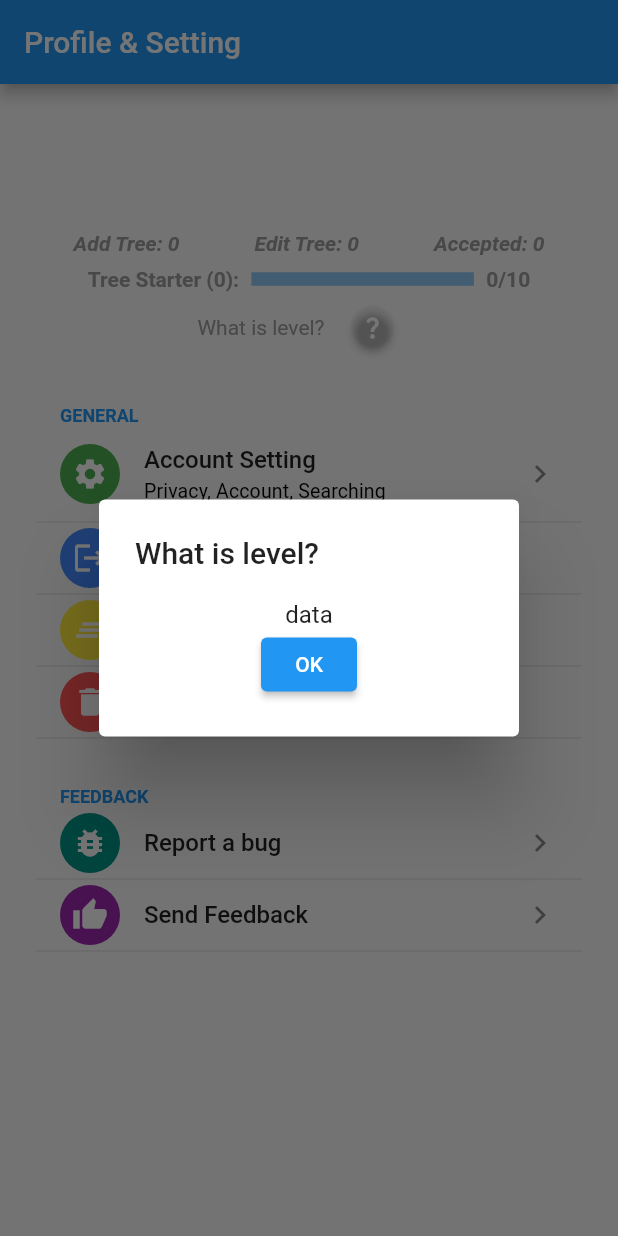
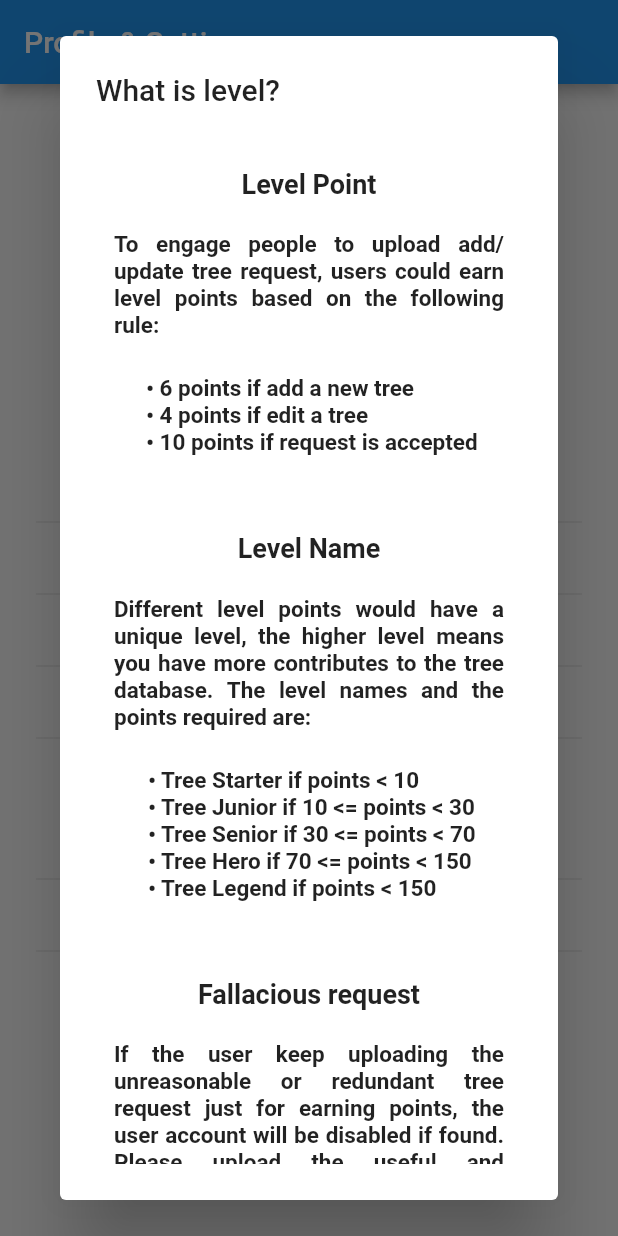
Before and after one commit to billzhao1030/Urban-Forest, a Flutter app: the UserProfile screen opened directly with empty values, after a tap on the "question mark" icon, on a phone screen of 412 x 824 dp. Run offline on Flutter 3.47's test engine with Material 2 defaults, Android fonts, the phone set to English and light mode, and no system bars; drawn by our look-alikes of flutter_settings_screens; our stand-ins replace animated_splash_screen, camera, cloud_firestore, firebase_auth, firebase_core, geocoding and 6 more; accounts and stored records are empty.

Commit message:
level description and fix other bug

```diff
--- a/lib/provider/form_request.dart
+++ b/lib/provider/form_request.dart
@@ -36,7 +36,7 @@ class TreeRequest {
 
   uploadFirebase() async {
     DateFormat dateFormatID = DateFormat("yyyyMMddHHmmss");
-    var addID = dateFormatID.format(DateTime.now()) + "%$requestUID";
+    var requestID = dateFormatID.format(DateTime.now()) + "%$requestUID";
 
     var data = {
       'isAdd': isAdd,
@@ -118,9 +118,9 @@ class TreeRequest {
     };
 
 
-    dbRequests.doc(addID)
+    dbRequests.doc(requestID)
       .set(data)
-      .then((value) => debugState("added!"))
+      .then((value) => debugState("uploaded!"))
       .catchError((error) {
         debugState(error.toString());
       });
--- a/lib/provider/tree.dart
+++ b/lib/provider/tree.dart
@@ -119,6 +119,7 @@ class Tree {
 
       commonName = attributes["SEARCH_DES"].toString().toLowerCase();
       scientificName = attributes["DESCR"].toString();
+      shortScientificName = attributes["SHORT_DESC"];
 
       version = attributes["VERS"];
       ASSNBRI = attributes["ASSNBRI"];
@@ -130,7 +131,7 @@ class Tree {
       length = attributes["LengthDime"].toDouble();
       width = attributes["WidthDimen"].toDouble();
       height = attributes["HeightDime"].toDouble();
-
+      comment = attributes["COMMENT1"];
       shortScientificName = attributes["SHORT_DESC"];
       BARCODE = attributes["BARCODE"];
       ASSET_STAT = attributes["ASSET_STAT"];
--- a/lib/reusable_widgets/reusable_methods.dart
+++ b/lib/reusable_widgets/reusable_methods.dart
@@ -160,14 +160,14 @@ Column privacyPolicy() {
   );
 }
 
-Text normalText(String text) {
+Text normalText(String text, {bool isJust = false}) {
   return Text(
     text,
     style: const TextStyle(
       fontSize: 15,
       fontWeight: FontWeight.w600
     ),
-    //textAlign: TextAlign.justify,
+    textAlign: isJust ? TextAlign.justify : null,
   );
 }
 
@@ -189,7 +189,7 @@ AlertDialog settingAlert(BuildContext context, String title, String content, Fun
     actions: <Widget>[
       TextButton(
         onPressed: () {
-          Navigator.pop(context);
+          Navigator.pop(context, "No");
         },
         child: const Text(
           'No',
@@ -200,7 +200,7 @@ AlertDialog settingAlert(BuildContext context, String title, String content, Fun
       ),
       TextButton(
         onPressed: () async {
-          Navigator.pop(context);
+          Navigator.pop(context, "Yes");
           onTap();
         },
         child: const Text(
--- a/lib/view/account/reset_password.dart
+++ b/lib/view/account/reset_password.dart
@@ -26,6 +26,7 @@ class _ResetPasswordViewState extends State<ResetPasswordView> {
 
   @override
   void dispose() {
+    _emailTextController.dispose();
     super.dispose();
   }
 
--- a/lib/view/main_function/profile/profile_setting.dart
+++ b/lib/view/main_function/profile/profile_setting.dart
@@ -36,17 +36,17 @@ class _UserProfileState extends State<UserProfile> {
   );
 
   @override
+  void dispose() {
+    _bugController.dispose();
+    _feedbackController.dispose();
+    super.dispose();
+  }
+
+  @override
   void initState() {
     super.initState();
 
-    debugState("access level: $globalLevel");
-
-    setState(() {
-      email = user.email!;
-    });
-
-    debugState(email);
-
+    debugState("Profile section");
     widget.user.profileToDebug();
   }
 
@@ -138,21 +138,61 @@ class _UserProfileState extends State<UserProfile> {
                 scale: 0.75,
                 child: ElevatedButton(
                   onPressed: () {
-                    debugState("what is level?");
-                    //TODO: implement hint
                     showDialog(
                       context: context,
                       builder: (BuildContext context) {
-                        return SizedBox(
-                          height: MediaQuery.of(context).size.height * 0.5,
-                          child: AlertDialog(
-                            title: const Text("What is level?"),
-                            content: SingleChildScrollView(
+                        return AlertDialog(
+                          title: const Text("What is level?"),
+                          content: SingleChildScrollView(
+                            child: Padding(
+                              padding: const EdgeInsets.fromLTRB(12, 0, 12, 0),
                               child: Column(
                                 children: [
-                                  const Text("data"),
+                                  // level points description
+                                  headerText("Level Point"),
+                                  normalText(
+                                    "To engage people to upload add/update tree request, "
+                                    "users could earn level points based on the following rule:\n",
+                                    isJust: true
+                                  ),
+                                  const SizedBox(height: 6,),
+                                  normalText(
+                                    " \u2022 6 points if add a new tree\n"
+                                    " \u2022 4 points if edit a tree\n"
+                                    " \u2022 10 points if request is accepted\n"
+                                  ),
+
+                                  // level name decription
+                                  const SizedBox(height: 12,),
+                                  headerText("Level Name"),
+                                  normalText(
+                                    "Different level points would have a unique level, the "
+                                    "higher level means you have more contributes to the tree database. "
+                                    "The level names and the points required are: \n",
+                                    isJust: true
+                                  ),
+                                  const SizedBox(height: 6,),
+                                  normalText(
+                                    " \u2022 Tree Starter if points < 10\n"
+                                    " \u2022 Tree Junior if 10 <= points < 30\n"
+                                    " \u2022 Tree Senior if 30 <= points < 70\n"
+                                    " \u2022 Tree Hero if 70 <= points < 150\n"
+                                    " \u2022 Tree Legend if points < 150\n"
+                                  ),
+
+                                  // spam request description
+                                  const SizedBox(height: 12,),
+                                  headerText("Fallacious request"),
+                                  normalText(
+                                    "If the user keep uploading the unreasonable or redundant "
+                                    "tree request just for earning points, the user account will be disabled "
+                                    "if found. Please upload the useful and constructive request/data only",
+                                    isJust: true
+                                  ),
+
+                                  const SizedBox(height: 12,),
                                   ElevatedButton(
-                                    onPressed: (){
+                                    onPressed: () {
                                       Navigator.pop(context);
                                     },
                                     child: const Text("OK")
--- a/lib/view/main_function/profile/user_profile.dart
+++ b/lib/view/main_function/profile/user_profile.dart
@@ -148,11 +148,13 @@ class _ProfilePageState extends State<ProfilePage> {
                     ) : Container (),
 
                     !resetEmailSending ? firebaseButton(context, "Reset password", () async {
-                      await showDialog(context: context, builder: (BuildContext context) {
+                      var response = await showDialog(context: context, builder: (BuildContext context) {
                         return resetPasswordInProfile(context);
                       });
 
-                      showHint(context, 'Please follow the steps in the email we sent you to reset the password');
+                      if (!response.toString().contains("No")) {
+                        showHint(context, 'Please follow the steps in the email we sent you to reset the password');
+                      }
                     }) : Container (
                       margin: const EdgeInsets.fromLTRB(0, 20, 0, 20),
                       child: const CircularProgressIndicator(
--- a/lib/view/main_function/tree_details.dart
+++ b/lib/view/main_function/tree_details.dart
@@ -108,7 +108,7 @@ class _TreeDetailState extends State<TreeDetail> {
       treeRow("Length", widget.tree.length.toString()),
       treeRow("Width", widget.tree.width.toString()),
       treeRow("Height", widget.tree.height.toString()),
-      treeRow("Area", widget.tree.area.toString()),
+      treeRow("Area", widget.tree.area.toStringAsFixed(3)),
       treeRow('BARCODE', widget.tree.BARCODE),
       treeRow('ASSET_STAT', widget.tree.ASSET_STAT),
       treeRow('DEPR_ASSET', widget.tree.DEPR_ASSET),
@@ -151,6 +151,9 @@ class _TreeDetailState extends State<TreeDetail> {
       treeRow('MaintZoneC', widget.tree.MaintZoneC),
       treeRow('MaintZon_1', widget.tree.MaintZon_1),
       treeRow('condition', widget.tree.condition),
+      treeRow('comment1', widget.tree.comment),
+      treeRow('comment2', widget.tree.COMMENT2),
+      treeRow('comment3', widget.tree.COMMENT3),
       treeRow('MaintCycle', widget.tree.MaintCycle),
       treeRow('create_us', widget.tree.create_us),
       treeRow('created_da', toDate(widget.tree.created_da)),
```
Also changed, not shown: lib/view/account/sign_in.dart (+7 -0 lines), lib/view/account/sign_up.dart (+7 -0 lines), lib/view/main_function/upload_tree.dart (+101 -115 lines).
